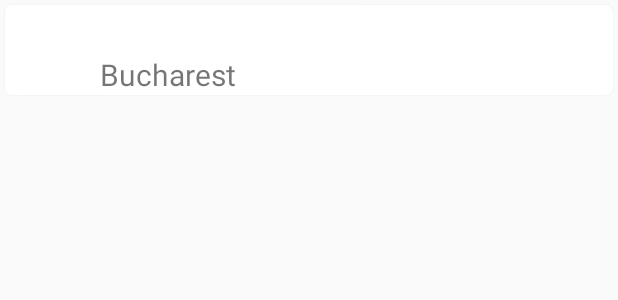
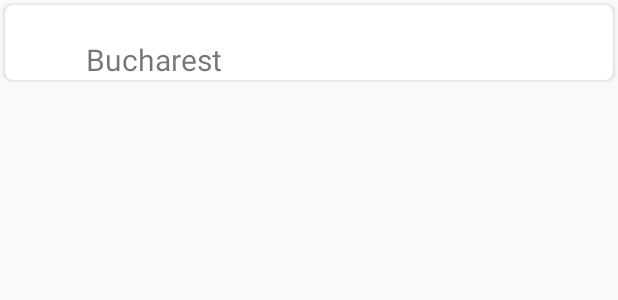
Before and after one commit to alexmamo/WeatherApp, an Android app: the layout item_city.xml on its own in the app's theme, with its tools: preview values and no code run, on a phone screen of 412 x 824 dp. Shown: the top 300 px of the screen. Run offline under Robolectric (Android 15) with nearby library versions, the phone set to English and light mode, and no system bars.

Commit message:
Changed City layout to ConstraintLayout

```diff
--- a/app/src/main/res/layout/activity_cities.xml
+++ b/app/src/main/res/layout/activity_cities.xml
@@ -1,5 +1,5 @@
 <?xml version="1.0" encoding="utf-8"?>
-<LinearLayout xmlns:android="http://schemas.android.com/apk/res/android"
+<android.support.constraint.ConstraintLayout xmlns:android="http://schemas.android.com/apk/res/android"
     xmlns:app="http://schemas.android.com/apk/res-auto"
     android:layout_width="match_parent"
     android:layout_height="match_parent">
@@ -9,4 +9,4 @@
         android:layout_height="match_parent"
         android:id="@+id/cities_recycler_view"
         app:layoutManager="android.support.v7.widget.LinearLayoutManager"/>
-</LinearLayout>
+</android.support.constraint.ConstraintLayout>
--- a/app/src/main/res/layout/activity_city.xml
+++ b/app/src/main/res/layout/activity_city.xml
@@ -47,8 +47,8 @@
         android:gravity="center">
 
         <ImageView android:id="@+id/sun_image_view"
-            android:layout_width="@dimen/sun_image_view_width_and_height"
-            android:layout_height="@dimen/sun_image_view_width_and_height"
+            android:layout_width="@dimen/app_image_view_dimen"
+            android:layout_height="@dimen/app_image_view_dimen"
             android:background="@drawable/ic_wb_sunny_white_24dp"
             tools:ignore="ContentDescription" />
 
--- a/app/src/main/res/layout/item_city.xml
+++ b/app/src/main/res/layout/item_city.xml
@@ -7,25 +7,26 @@
     android:layout_margin="@dimen/card_view_margin"
     app:cardCornerRadius="@dimen/card_view_corner_radius">
 
-    <LinearLayout
+    <android.support.constraint.ConstraintLayout android:id="@+id/city_container"
         android:layout_width="match_parent"
         android:layout_height="wrap_content"
-        android:orientation="horizontal"
-        tools:ignore="UseCompoundDrawables">
+        android:focusable="true">
 
-        <ImageView
-            android:id="@+id/city_image_view"
-            android:layout_width="@dimen/city_image_view_width_and_height"
-            android:layout_height="@dimen/city_image_view_width_and_height"
-            android:contentDescription="@null"/>
+        <ImageView android:id="@+id/city_image_view"
+            android:layout_width="@dimen/app_image_view_dimen"
+            android:layout_height="@dimen/app_image_view_dimen"
+            android:contentDescription="@string/city_image"
+            app:layout_constraintStart_toStartOf="parent"
+            app:layout_constraintTop_toTopOf="parent" />
 
-        <TextView
-            android:id="@+id/city_name_text_view"
+        <TextView android:id="@+id/city_name_text_view"
             android:layout_width="wrap_content"
             android:layout_height="wrap_content"
-            android:layout_gravity="bottom"
+            android:contentDescription="@string/city_name"
+            android:layout_marginStart="4dp"
             android:textSize="20sp"
-            android:layout_marginStart="3dp"
-            tools:text="Bucharest"/>
-    </LinearLayout>
+            app:layout_constraintBottom_toBottomOf="parent"
+            app:layout_constraintStart_toEndOf="@+id/city_image_view"
+            tools:text="Bucharest" />
+    </android.support.constraint.ConstraintLayout>
 </android.support.v7.widget.CardView>
--- a/app/src/main/res/values/dimens.xml
+++ b/app/src/main/res/values/dimens.xml
@@ -2,6 +2,5 @@
 <resources>
     <dimen name="card_view_margin">3dp</dimen>
     <dimen name="card_view_corner_radius">5dp</dimen>
-    <dimen name="city_image_view_width_and_height">60dp</dimen>
-    <dimen name="sun_image_view_width_and_height">50dp</dimen>
+    <dimen name="app_image_view_dimen">50dp</dimen>
 </resources>
--- a/app/src/main/res/values/strings.xml
+++ b/app/src/main/res/values/strings.xml
@@ -1,3 +1,5 @@
 <resources>
     <string name="app_name">WeatherApp</string>
+    <string name="city_image">City Image</string>
+    <string name="city_name">City Name</string>
 </resources>
--- a/versions.gradle
+++ b/versions.gradle
@@ -8,7 +8,7 @@ def buildVersions = [:]
 ext.buildVersions = buildVersions
 
 def versions = [:]
-    versions.gradle = "3.4.0"
+    versions.gradle = '3.4.1'
     versions.appcompat = "28.0.0"
     versions.constraintLayout = "1.1.3"
     versions.support = "28.0.0"
```
Also changed, not shown: app/src/main/java/ro/alexmamo/weatherapp/adapters/CityAdapter.java (+17 -10 lines).
